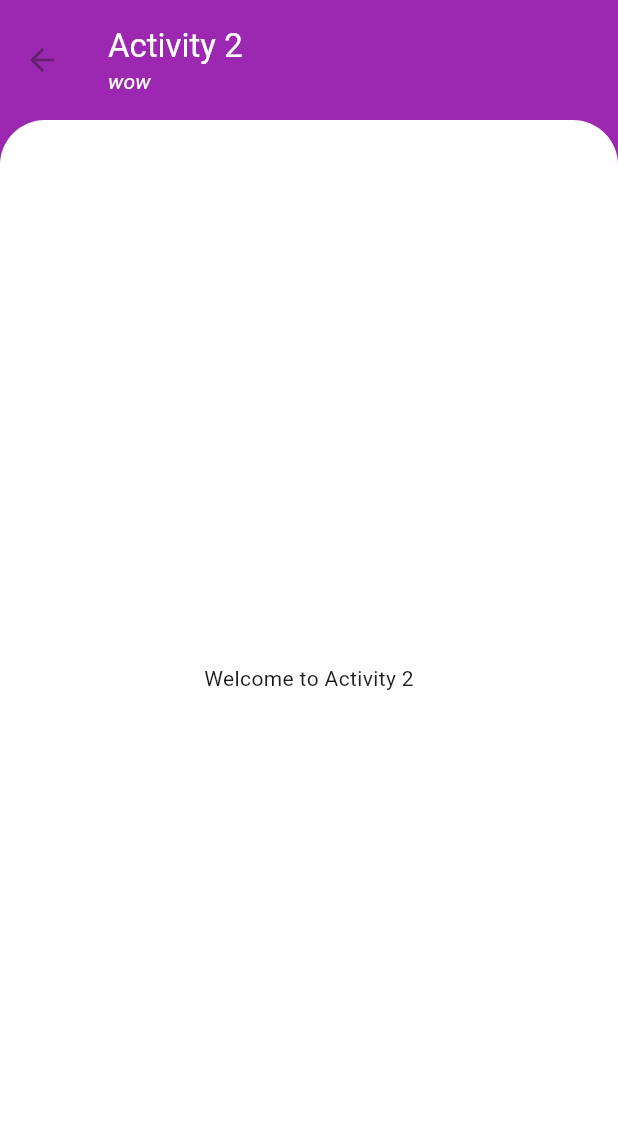
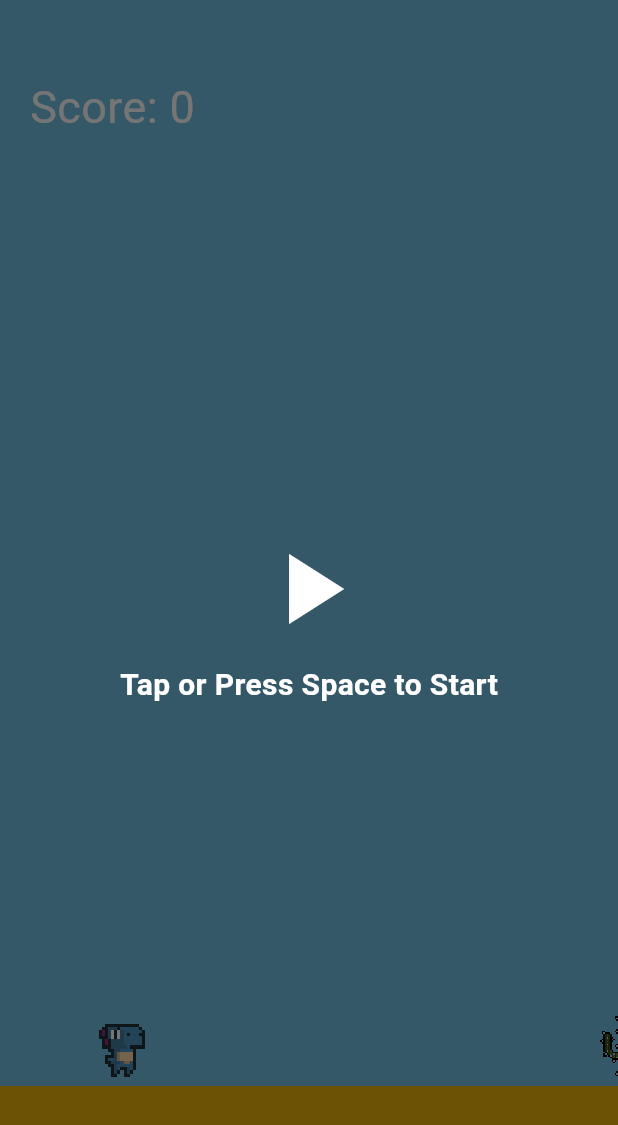
Before and after one commit to iya5/flutter_appdev, a Flutter app: the screen it shows after launch, after a tap on "Activity 2", on a phone screen of 412 x 824 dp. Shown: the top 1125 px of the screen. Run offline on Flutter 3.47's test engine with Material 3 defaults, Android fonts, the phone set to English and light mode, and no system bars; our stand-ins replace audioplayers.

Commit message:
added game incomplete

```diff
--- a/lib/homepage.dart
+++ b/lib/homepage.dart
@@ -1,6 +1,6 @@
 import 'package:flutter/material.dart';
 import 'package:flutter_appdev/pages/activity1/music_player.dart';
-import 'package:flutter_appdev/pages/unused_pages/activity2.dart';
+import 'package:flutter_appdev/pages/activity2/activity2.dart';
 import 'package:flutter_appdev/pages/unused_pages/activity3.dart';
 import 'package:flutter_appdev/pages/unused_pages/activity4.dart';
 import 'package:flutter_appdev/components/activitycards.dart';
--- a/lib/pages/activity1/config.dart
+++ b/lib/pages/activity1/config.dart
@@ -1,7 +1,7 @@
 // globals for music player
 
-bool LIGHT_MODE = true;
+bool LIGHT_MODE = false;
 
 bool SHOW_SONG_LIST = false;
 
-bool PLAY_ON_FIRST_LOAD = false;
+bool PLAY_ON_FIRST_LOAD = true;
--- /dev/null
+++ b/lib/pages/activity2/activity2.dart
@@ -0,0 +1,300 @@
+import 'package:flutter/material.dart';
+import 'dart:async';
+import 'dart:math';
+import 'package:flutter/services.dart';
+
+class Activity2 extends StatelessWidget {
+  const Activity2({super.key});
+
+  @override
+  Widget build(BuildContext context) {
+    return MaterialApp(
+      title: 'Dino 8-Bit Game',
+      home: const DinoGame(),
+      debugShowCheckedModeBanner: false,
+    );
+  }
+}
+
+class DinoGame extends StatefulWidget {
+  const DinoGame({super.key});
+
+  @override
+  State<DinoGame> createState() => _DinoGameState();
+}
+
+class _DinoGameState extends State<DinoGame> {
+  // Player Variables
+  double playerY = 0; // player vertical position
+  double velocity = 0; // vertical speed
+  bool isJumping = false;
+
+  // Obstacle Variables
+  double cactusX = 1.5; // cactus horizontal position
+
+  // Game State
+  int score = 0;
+  bool gameOver = false;
+  bool gameStarted = false;
+  Timer? gameTimer; // main game loop timer
+
+  final FocusNode _focusNode = FocusNode(); // for keyboard control
+
+  // Constants for positioning
+  static const double groundHeight = 100;
+  static const double playerWidth = 50;
+  static const double playerHeight = 50;
+  static const double cactusWidth = 50;
+  static const double cactusHeight = 50;
+
+  @override
+  void initState() {
+    super.initState();
+    // Automatically focus keyboard listener when widget builds
+    WidgetsBinding.instance.addPostFrameCallback((_) {
+      FocusScope.of(context).requestFocus(_focusNode);
+    });
+  }
+
+  // Start / Restart the Game
+  void startGame() {
+    // prevent restarting mid-play
+    if (gameStarted && !gameOver) return;
+
+    setState(() {
+      score = 0;
+      gameOver = false;
+      gameStarted = true;
+      cactusX = 1.5;
+      playerY = 0;
+      velocity = 0;
+      isJumping = false;
+    });
+
+    // start game loop (every 30ms)
+    gameTimer?.cancel();
+    gameTimer = Timer.periodic(const Duration(milliseconds: 30), (_) {
+      updateGame();
+    });
+  }
+
+  // Collision detection using Rect
+  bool checkCollision() {
+    // Get player rect - positioned at bottom of screen with vertical offset
+    final playerRect = Rect.fromCenter(
+      center: Offset(
+        MediaQuery.of(context).size.width * 0.2, // 20% from left
+        MediaQuery.of(context).size.height - groundHeight / 2 - playerHeight / 2 - playerY * 100,
+      ),
+      width: playerWidth,
+      height: playerHeight,
+    );
+
+    // Get cactus rect - positioned at bottom of screen
+    final cactusRect = Rect.fromCenter(
+      center: Offset(
+        MediaQuery.of(context).size.width * (0.5 + cactusX * 0.3), // Adjusted for better collision range
+        MediaQuery.of(context).size.height - groundHeight / 2 - cactusHeight / 2,
+      ),
+      width: cactusWidth,
+      height: cactusHeight,
+    );
+
+    return playerRect.overlaps(cactusRect);
+  }
+
+  // Main Game Loop
+  void updateGame() {
+    if (gameOver) return;
+
+    setState(() {
+      // move cactus left
+      cactusX -= 0.02;
+
+      // handle gravity & jump
+      if (isJumping || playerY > 0) {
+        velocity -= 0.015; // gravity pull
+        playerY += velocity;
+        if (playerY <= 0) {
+          // reset when player lands
+          playerY = 0;
+          isJumping = false;
+          velocity = 0;
+        }
+      }
+
+      // reset cactus position and increase score
+      if (cactusX < -1.2) {
+        cactusX = 1.5 + Random().nextDouble();
+        score++;
+      }
+
+      // Collision Detection using Rect
+      if (checkCollision()) {
+        gameOver = true;
+        gameStarted = false;
+        gameTimer?.cancel();
+      }
+    });
+  }
+
+  // Jump Action
+  void jump() {
+    // only jump if on the ground and not game over
+    if (!isJumping && playerY == 0 && !gameOver) {
+      setState(() {
+        isJumping = true;
+        velocity = 0.25; // increased jump impulse for better feel
+      });
+    }
+  }
+
+  @override
+  void dispose() {
+    // stop timer when widget is destroyed
+    gameTimer?.cancel();
+    super.dispose();
+  }
+
+  @override
+  Widget build(BuildContext context) {
+    return Scaffold(
+      body: KeyboardListener(
+        focusNode: _focusNode,
+        autofocus: true,
+        onKeyEvent: (KeyEvent event) {
+          // spacebar to jump or start
+          if (event is KeyDownEvent &&
+              event.logicalKey == LogicalKeyboardKey.space) {
+            if (!gameStarted || gameOver) {
+              startGame();
+            } else {
+              jump();
+            }
+          }
+        },
+        child: GestureDetector(
+          // tap anywhere to start or jump
+          onTap: () {
+            FocusScope.of(context).requestFocus(_focusNode);
+            if (!gameStarted || gameOver) {
+              startGame();
+            } else {
+              jump();
+            }
+          },
+          child: Stack(
+            children: [
+              // Background Sky
+              Container(color: const Color.fromARGB(255, 116, 191, 229)),
+
+              // Ground (fills entire bottom)
+              Align(
+                alignment: Alignment.bottomCenter,
+                child: Container(
+                  height: groundHeight,
+                  width: double.infinity,
+                  color: const Color.fromARGB(255, 234, 178, 10),
+                ),
+              ),
+
+              // Cactus (obstacle) - positioned at ground level
+              Positioned(
+                left: MediaQuery.of(context).size.width * (0.5 + cactusX * 0.3),
+                bottom: groundHeight, // Positioned at top of ground
+                child: Image.asset(
+                  'assets/images/dodge/cactus.png',
+                  width: cactusWidth,
+                  height: cactusHeight,
+                  fit: BoxFit.contain,
+                  filterQuality: FilterQuality.none,
+                ),
+              ),
+
+              // Player (dino) - positioned at ground level with jump offset
+              Positioned(
+                left: MediaQuery.of(context).size.width * 0.2 - playerWidth / 2,
+                bottom: groundHeight + playerY * 100, // Ground level + jump offset
+                child: Image.asset(
+                  'assets/images/dodge/player.png',
+                  width: playerWidth,
+                  height: playerHeight,
+                  fit: BoxFit.contain,
+                  filterQuality: FilterQuality.none,
+                ),
+              ),
+
+              // Score Counter
+              Positioned(
+                top: 50,
+                left: 20,
+                child: Text(
+                  'Score: $score',
+                  style: const TextStyle(fontSize: 30, color: Colors.white),
+                ),
+              ),
+
+              // Game Over Screen
+              if (gameOver)
+                Container(
+                  color: Colors.black54,
+                  child: Center(
+                    child: Column(
+                      mainAxisSize: MainAxisSize.min,
+                      children: [
+                        const Text(
+                          'Game Over!',
+                          style: TextStyle(
+                            fontSize: 40,
+                            color: Colors.redAccent,
+                            fontWeight: FontWeight.bold,
+                          ),
+                        ),
+                        const SizedBox(height: 20),
+                        Text('Score: $score',
+                            style: const TextStyle(
+                                fontSize: 24, color: Colors.white)),
+                        const SizedBox(height: 20),
+                        // play icon replaces button
+                        IconButton(
+                          onPressed: startGame,
+                          icon: const Icon(Icons.play_arrow, size: 50),
+                          color: Colors.white,
+                        ),
+                      ],
+                    ),
+                  ),
+                ),
+
+              // Start Screen (before first play)
+              if (!gameStarted && !gameOver)
+                Container(
+                  color: Colors.black54,
+                  child: Center(
+                    child: Column(
+                      mainAxisSize: MainAxisSize.min,
+                      children: const [
+                        Icon(
+                          Icons.play_arrow,
+                          size: 80,
+                          color: Colors.white,
+                        ),
+                        SizedBox(height: 10),
+                        Text(
+                          'Tap or Press Space to Start',
+                          style: TextStyle(
+                              fontSize: 20,
+                              color: Colors.white,
+                              fontWeight: FontWeight.bold),
+                        ),
+                      ],
+                    ),
+                  ),
+                ),
+            ],
+          ),
+        ),
+      ),
+    );
+  }
+}
--- a/lib/pages/unused_pages/activity2.dart
+++ /dev/null
@@ -1,44 +0,0 @@
-import 'package:flutter/material.dart';
-
-class Activity2 extends StatelessWidget {
-  const Activity2({super.key});
-
-  @override
-  Widget build(BuildContext context) {
-    return Scaffold(
-      backgroundColor: Colors.purple,
-      appBar: AppBar(
-        title: Column(
-          mainAxisAlignment: MainAxisAlignment.center,
-          crossAxisAlignment: CrossAxisAlignment.start,
-          children: [
-            Text('Activity 2',
-                  style: TextStyle(color: Colors.white),
-            ),
-            Text('wow',
-                  style: TextStyle(color: Colors.white,fontSize: 14.0, fontStyle: FontStyle.italic),
-            ),
-          ],
-        ),
-        backgroundColor: Colors.purple,
-        toolbarHeight: 80,
-        toolbarOpacity: 0.5,
-      ),
-
-      body: Container(
-        decoration: BoxDecoration(
-          color: Color.fromARGB(255, 255, 255, 255),
-          borderRadius: BorderRadius.only(
-            topRight: Radius.circular(
-              30,
-            ),
-            topLeft: Radius.circular(
-              30,
-            ),
-          ),
-        ),
-        child: Center(child: Text("Welcome to Activity 2")),
-      )
-    );
-  }
-}
--- a/pubspec.yaml
+++ b/pubspec.yaml
@@ -12,6 +12,7 @@ dependencies:
   audioplayers: ^6.0.0
   cupertino_icons: ^1.0.8
   audio_metadata_reader: ^1.4.2
+  flame: ^1.16.0
 
 dev_dependencies:
   flutter_test:
@@ -24,3 +25,4 @@ flutter:
     - assets/music/
     - assets/music/cover/
     - assets/images/
+    - assets/images/dodge/
```
Also changed, not shown: assets/images/dodge/cactus.png (added), assets/images/dodge/player.png (added), assets/images/dodge/tart.png (added), pubspec.lock.
